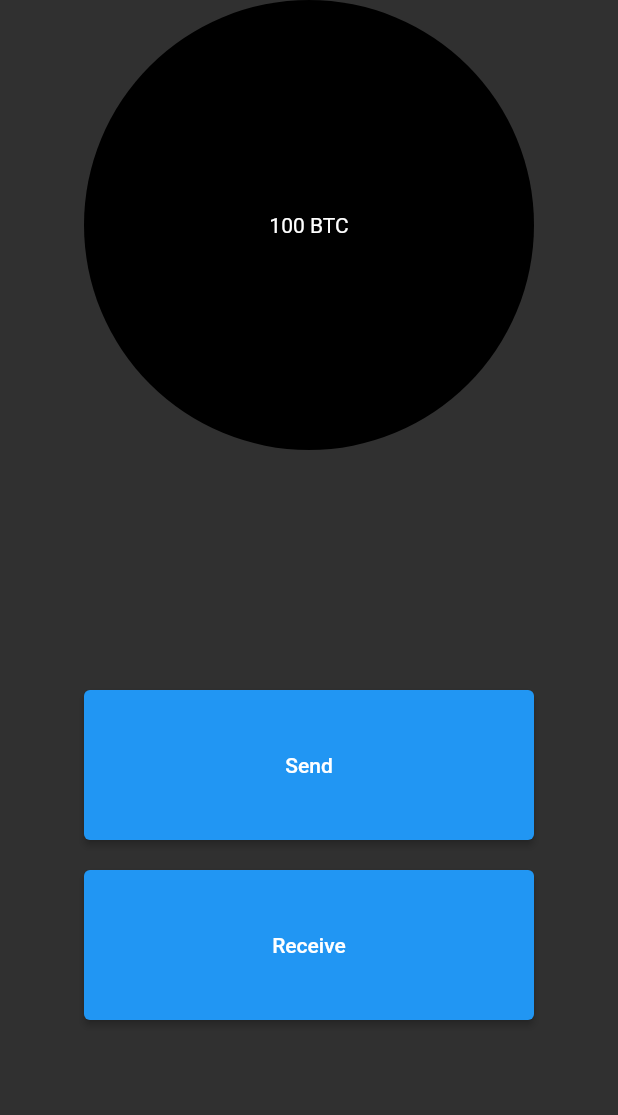
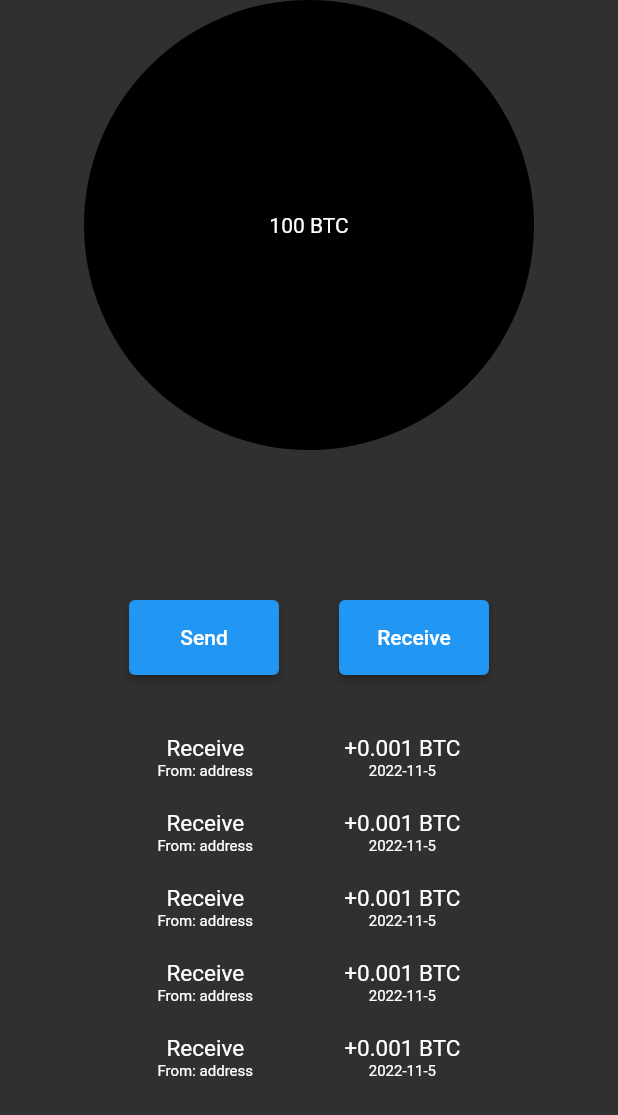
Before and after one commit to hayato0311/bitcoin-testnet-api-wallet, a Flutter app: the screen it shows after launch, on a phone screen of 412 x 824 dp. Shown: the top 1115 px of the screen. Run offline on Flutter 3.47's test engine with Material 2 defaults, Android fonts, the phone set to English and light mode, and no system bars.

Commit message:
add tmp transaction histories to home screen

```diff
--- a/lib/screens/home_screen.dart
+++ b/lib/screens/home_screen.dart
@@ -2,6 +2,8 @@ import 'package:flutter/material.dart';
 
 import './send_input_screen.dart';
 import './receive_screen.dart';
+
+import '../widgets/transaction_history.dart';
 
 class HomeScreen extends StatelessWidget {
   const HomeScreen({super.key});
@@ -10,30 +12,33 @@ class HomeScreen extends StatelessWidget {
   Widget build(BuildContext context) {
     return Scaffold(
       body: SafeArea(
+        child: SingleChildScrollView(
           child: Center(
             child: Column(
               mainAxisAlignment: MainAxisAlignment.start,
-            children: <Widget>[
+              children: [
                 Container(
                   width: 300,
                   height: 300,
-                margin: const EdgeInsets.only(bottom: 150),
+                  margin: const EdgeInsets.only(bottom: 100),
                   decoration: const BoxDecoration(
                     color: Colors.black,
                     shape: BoxShape.circle,
                   ),
-                child: Column(
-                  mainAxisAlignment: MainAxisAlignment.center,
-                  children: const <Widget>[
-                    Text("100 BTC"),
-                  ],
+                  child: const Center(
+                    child: Text("100 BTC"),
                   ),
                 ),
                 Container(
-                margin: const EdgeInsets.only(top: 10, bottom: 10),
+                  margin: const EdgeInsets.only(bottom: 10),
+                  child: Row(
+                    mainAxisAlignment: MainAxisAlignment.center,
+                    children: [
+                      Container(
+                        margin: const EdgeInsets.only(right: 20, left: 20),
                         child: SizedBox(
-                  width: 300,
-                  height: 100,
+                          width: 100,
+                          height: 50,
                           child: ElevatedButton(
                             child: const Text('Send'),
                             onPressed: () {
@@ -45,10 +50,10 @@ class HomeScreen extends StatelessWidget {
                         ),
                       ),
                       Container(
-                margin: const EdgeInsets.only(top: 10, bottom: 10),
+                        margin: const EdgeInsets.only(right: 20, left: 20),
                         child: SizedBox(
-                  width: 300,
-                  height: 100,
+                          width: 100,
+                          height: 50,
                           child: ElevatedButton(
                             child: const Text('Receive'),
                             onPressed: () {
@@ -58,8 +63,24 @@ class HomeScreen extends StatelessWidget {
                             },
                           ),
                         ),
+                      )
+                    ],
+                  ),
+                ),
+                Container(
+                  margin: const EdgeInsets.only(top: 20, left: 100, right: 100),
+                  child: Column(
+                    children: const [
+                      TransactionHistory(),
+                      TransactionHistory(),
+                      TransactionHistory(),
+                      TransactionHistory(),
+                      TransactionHistory(),
+                    ],
+                  ),
                 ),
               ],
+            ),
           ),
         ),
       ),
--- a/lib/screens/receive_screen.dart
+++ b/lib/screens/receive_screen.dart
@@ -19,7 +19,7 @@ class _ReceiveScreenState extends State<ReceiveScreen> {
         child: Center(
           child: Column(
             mainAxisAlignment: MainAxisAlignment.center,
-            children: <Widget>[
+            children: [
               Container(
                 width: 300,
                 margin: const EdgeInsets.only(bottom: 10),
--- a/lib/screens/send_confirmation_screen.dart
+++ b/lib/screens/send_confirmation_screen.dart
@@ -13,7 +13,7 @@ class SendConfirmationScreen extends StatelessWidget {
         child: Center(
           child: Column(
             mainAxisAlignment: MainAxisAlignment.center,
-            children: <Widget>[
+            children: [
               Container(
                 width: 300,
                 margin: const EdgeInsets.only(bottom: 10),
--- a/lib/screens/send_input_screen.dart
+++ b/lib/screens/send_input_screen.dart
@@ -13,7 +13,7 @@ class SendInputScreen extends StatelessWidget {
         child: Center(
           child: Column(
             mainAxisAlignment: MainAxisAlignment.center,
-            children: <Widget>[
+            children: [
               Container(
                 width: 300,
                 margin: const EdgeInsets.only(bottom: 10),
--- a/lib/screens/send_result_screen.dart
+++ b/lib/screens/send_result_screen.dart
@@ -11,7 +11,7 @@ class SendResultScreen extends StatelessWidget {
         child: Center(
           child: Column(
             mainAxisAlignment: MainAxisAlignment.center,
-            children: <Widget>[
+            children: [
               Container(
                 width: 300,
                 margin: const EdgeInsets.only(bottom: 30),
--- /dev/null
+++ b/lib/widgets/transaction_history.dart
@@ -0,0 +1,55 @@
+import 'package:flutter/material.dart';
+
+class TransactionHistory extends StatelessWidget {
+  const TransactionHistory({super.key});
+
+  @override
+  Widget build(BuildContext context) {
+    return Container(
+      margin: const EdgeInsets.only(top: 10, bottom: 10),
+      child: Row(
+        mainAxisAlignment: MainAxisAlignment.spaceBetween,
+        children: [
+          Container(
+            margin: const EdgeInsets.only(right: 5, left: 5),
+            child: Column(
+              children: const [
+                Text(
+                  'Receive',
+                  style: TextStyle(
+                    fontSize: 15,
+                  ),
+                ),
+                Text(
+                  'From: address',
+                  style: TextStyle(
+                    fontSize: 10,
+                  ),
+                ),
+              ],
+            ),
+          ),
+          Container(
+            margin: const EdgeInsets.only(right: 5, left: 5),
+            child: Column(
+              children: const [
+                Text(
+                  '+0.001 BTC',
+                  style: TextStyle(
+                    fontSize: 15,
+                  ),
+                ),
+                Text(
+                  '2022-11-5',
+                  style: TextStyle(
+                    fontSize: 10,
+                  ),
+                ),
+              ],
+            ),
+          ),
+        ],
+      ),
+    );
+  }
+}
```
Lines whose indentation alone changed are shown as unchanged.
